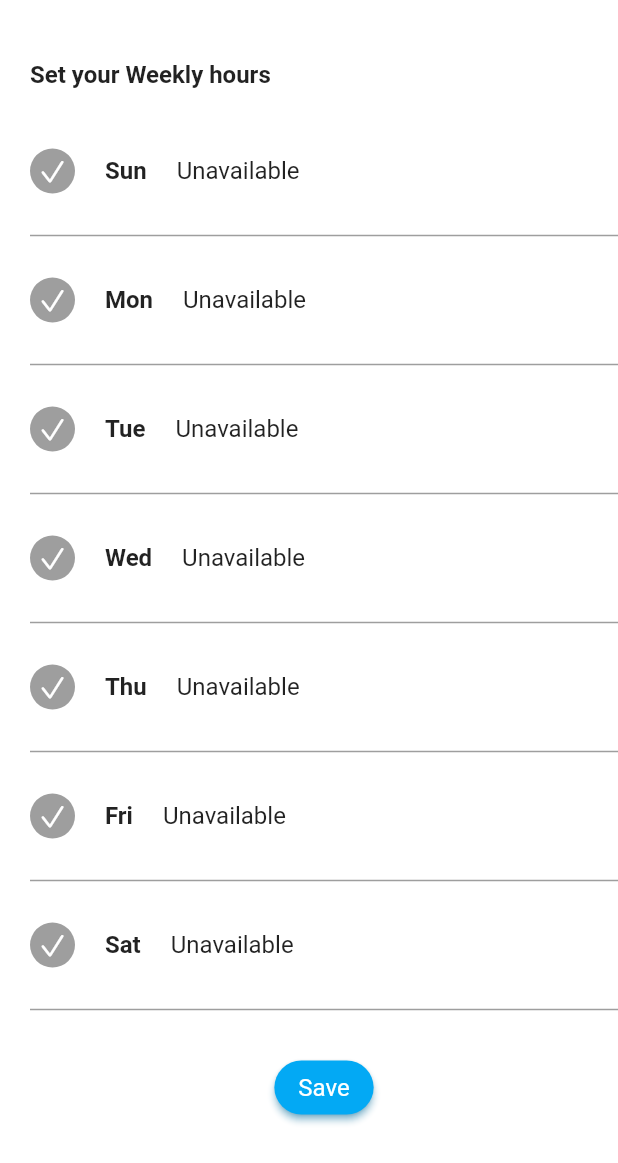
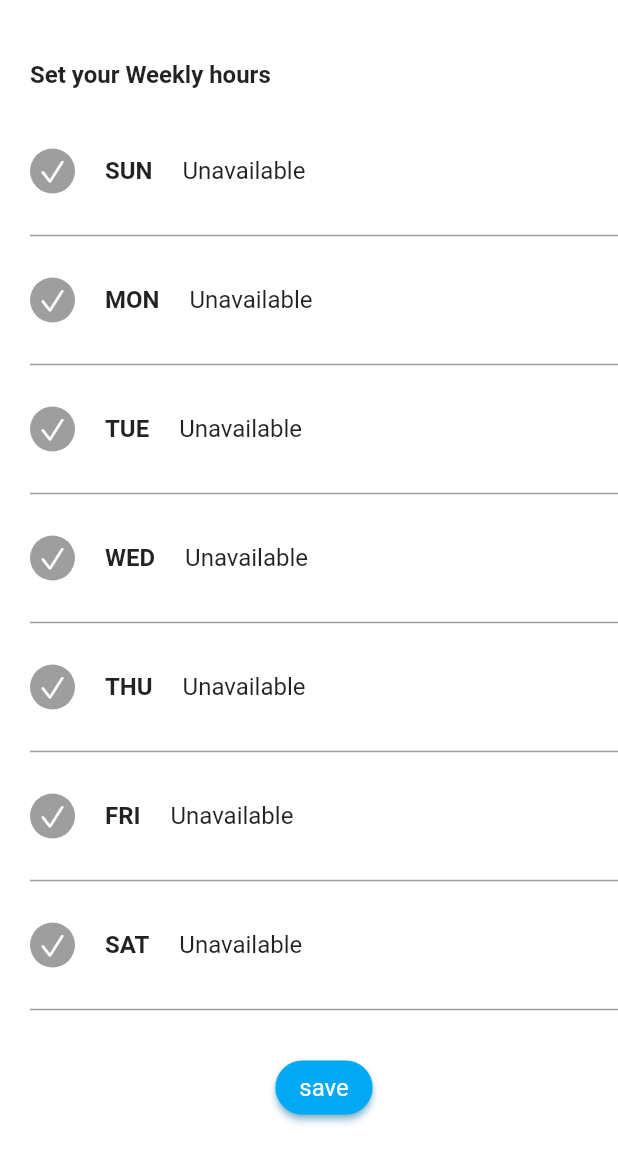
Before and after one commit to bhattkrutij/scheduler, a Flutter app: the screen it shows after launch, after a tap on "Add Schedule", on a phone screen of 412 x 824 dp. Shown: the top 1163 px of the screen. Run offline on Flutter 3.47's test engine with Material 2 defaults, Android fonts, the phone set to English and light mode, and no system bars; our stand-ins replace shared_preferences.

Commit message:
design changes

```diff
--- a/lib/screens/landing_page.dart
+++ b/lib/screens/landing_page.dart
@@ -1,6 +1,7 @@
 import 'package:flutter/cupertino.dart';
 import 'package:flutter/material.dart';
 import 'package:scheduler/screens/schedule_page.dart';
+import 'package:scheduler/utils/string_utils.dart';
 
 class LandingPage extends StatefulWidget {
   const LandingPage({super.key});
@@ -28,7 +29,7 @@ class _LandingPageState extends State<LandingPage> {
                 child: Text(textValue),
               ),
             ),
-            SizedBox(
+            const SizedBox(
               height: 20,
             ),
             ElevatedButton(
@@ -36,7 +37,7 @@ class _LandingPageState extends State<LandingPage> {
                   final result = await Navigator.push(
                     context,
                     MaterialPageRoute(
-                      builder: (context) => SchedulePage(),
+                      builder: (context) => const SchedulePage(),
                     ),
                   );
 
@@ -46,8 +47,9 @@ class _LandingPageState extends State<LandingPage> {
                     });
                   }
                 },
-                child:
-                    Text(textValue.isEmpty ? 'Add Schedule' : 'Edit Schedule'))
+                child: Text(textValue.isEmpty
+                    ? StringUtils.ADD_SCHEDULE
+                    : StringUtils.EDIT_SCHEDULE))
           ],
         ),
       ),
--- a/lib/screens/schedule_page.dart
+++ b/lib/screens/schedule_page.dart
@@ -1,9 +1,8 @@
 import 'dart:convert';
-import 'dart:ffi';
-
 import 'package:flutter/cupertino.dart';
 import 'package:flutter/material.dart';
 import 'package:scheduler/models/slot.dart';
+import 'package:scheduler/utils/string_utils.dart';
 import 'package:shared_preferences/shared_preferences.dart';
 
 class SchedulePage extends StatefulWidget {
@@ -14,22 +13,28 @@ class SchedulePage extends StatefulWidget {
 }
 
 class _SchedulePageState extends State<SchedulePage> {
-  List<String> days = ['Sun', 'Mon', 'Tue', 'Wed', 'Thu', 'Fri', 'Sat'];
+  List<String> days = [
+    StringUtils.SUN,
+    StringUtils.MON,
+    StringUtils.TUE,
+    StringUtils.WED,
+    StringUtils.THU,
+    StringUtils.FRI,
+    StringUtils.SAT
+  ];
   List<String> daysFullName = [
-    'Sunday',
-    'Monday',
-    'Tuesday',
-    'Wednesday',
-    'Thusday',
-    'Friday',
-    'Saturday'
+    StringUtils.SUNDAY,
+    StringUtils.MONDAY,
+    StringUtils.TUESDAY,
+    StringUtils.WEDNESDAY,
+    StringUtils.THURSDAY,
+    StringUtils.FRIDAY,
+    StringUtils.SATURDAY
   ];
   Set<String> selectedDays = Set<String>();
   SharedPreferences? prefs;
   List<Map<String, List<dynamic>>> selectedSlots = [];
-  List<Slot> slotsData = [];
   List<List> slots = List.generate(7, (_) => List.generate(3, (_) => false));
-  List<List> a = [];
   @override
   void initState() {
     // TODO: implement initState
@@ -40,7 +45,7 @@ class _SchedulePageState extends State<SchedulePage> {
   void intiSharedPref() async {
     prefs = await SharedPreferences.getInstance();
     selectedDays = getSelectedDaysPref();
-    slots = getSharedPrefSlots();
+    slots = getPrefSlots();
   }
 
   void setPrefSlots(List<Map<String, List<dynamic>>> data) {
@@ -49,12 +54,11 @@ class _SchedulePageState extends State<SchedulePage> {
     prefs?.setString('data', jsonData);
   }
 
-  List<List> getSharedPrefSlots() {
+  List<List> getPrefSlots() {
     List<List<dynamic>> slots = [];
     String savedJsonString = prefs?.getString('data') ?? "";
     List<dynamic> data = jsonDecode(savedJsonString);
-    List<bool> b = [];
-    List<List> sl = [];
+    List<List> temp = [];
     for (var dayMap in data) {
       print(dayMap);
 
@@ -63,41 +67,13 @@ class _SchedulePageState extends State<SchedulePage> {
         for (int i = 0; i < values.length; i++) {
           b.add(values[i]);
         }
-        sl.add(b);
+        temp.add(b);
       });
     }
-    print("sllll${sl}");
-    slots = sl;
+    print("sllll${temp}");
+    slots = temp;
     setState(() {});
     return slots;
-
-    // if (decodedData is List) {
-    //   List<Map<String, dynamic>> dataList = List.from(decodedData);
-    //   if (dataList is List<Map<String, List<bool>>>) {
-    //     List<Map<String, List<bool>>> data = [];
-    //     for (var item in dataList) {
-    //       if (item is Map<String, dynamic>) {
-    //         Map<String, dynamic> typedItem = item;
-    //         // Now, check if the value associated with the key is a List
-    //         if (typedItem.values.first is List) {
-    //           data.add({
-    //             typedItem.keys.first: List<bool>.from(typedItem.values.first)
-    //           });
-    //         }
-    //       }
-    //     }
-    //     selectedSlots = data;
-    //
-    //     print("selected days============================== ${selectedDays}");
-    //     print("Selectedslot============================== ${selectedSlots}");
-    //     setState(() {});
-    //     return data;
-    //   }
-    //   // Convert each item in the list to Map<String, List<bool>>
-    // } else {
-    //   // Handle the case when the data has an unexpected format
-    //   return [];
-    // }
   }
 
   void setSelectedDaysPref(Set<String> data) {
@@ -114,8 +90,6 @@ class _SchedulePageState extends State<SchedulePage> {
       print("get selected days in days method ${data}");
       return data;
     } else {
-      // Handle the case when the data is not found
-      print("get selected days in days method else");
       return Set<String>();
     }
   }
@@ -126,15 +100,15 @@ class _SchedulePageState extends State<SchedulePage> {
       child: Scaffold(
         backgroundColor: Colors.white,
         body: Container(
-          margin: EdgeInsets.only(left: 20, top: 20),
+          margin: const EdgeInsets.only(left: 20, top: 20),
           child: Column(
             crossAxisAlignment: CrossAxisAlignment.start,
             children: [
-              SizedBox(
+              const SizedBox(
                 height: 20,
               ),
-              Text(
-                "Set your Weekly hours",
+              const Text(
+                StringUtils.SET_HRS,
                 style: TextStyle(fontSize: 16, fontWeight: FontWeight.bold),
               ),
               SizedBox(
@@ -160,6 +134,10 @@ class _SchedulePageState extends State<SchedulePage> {
                                   setState(() {
                                     if (selectedDays.contains(days[index])) {
                                       selectedDays.remove(days[index]);
+                                      slots[index][0] = false;
+                                      slots[index][1] = false;
+                                      slots[index][2] = false;
+                                      setState(() {});
                                     } else {
                                       selectedDays.add(days[index]);
                                     }
@@ -172,36 +150,38 @@ class _SchedulePageState extends State<SchedulePage> {
                                           ? Colors.green
                                           : Colors.grey,
                                   child: Container(
-                                      padding: EdgeInsets.all(2),
-                                      child: Icon(
+                                      padding: const EdgeInsets.all(2),
+                                      child: const Icon(
                                         CupertinoIcons.check_mark,
                                         color: Colors.white,
                                         size: 20,
                                       )),
                                 ),
                               ),
-                              SizedBox(
+                              const SizedBox(
                                 width: 20,
                               ),
                               Text(
                                 days[index],
-                                style: TextStyle(
+                                style: const TextStyle(
                                     fontSize: 16, fontWeight: FontWeight.bold),
                               ),
-                              SizedBox(
+                              const SizedBox(
                                 width: 20,
                               ),
                               selectedDays.contains(days[index])
                                   ? Row(
                                       children: [
-                                        _buildSlotCheckbox(index, 0, 'Morning'),
                                         _buildSlotCheckbox(
-                                            index, 1, 'Afternoon'),
-                                        _buildSlotCheckbox(index, 2, 'Evening'),
+                                            index, 0, StringUtils.MORNING),
+                                        _buildSlotCheckbox(
+                                            index, 1, StringUtils.AFTERNOON),
+                                        _buildSlotCheckbox(
+                                            index, 2, StringUtils.EVENING),
                                       ],
                                     )
-                                  : Text(
-                                      "Unavailable",
+                                  : const Text(
+                                      StringUtils.UNAVAILABLE,
                                       style: TextStyle(
                                           fontWeight: FontWeight.normal,
                                           fontSize: 16),
@@ -209,7 +189,7 @@ class _SchedulePageState extends State<SchedulePage> {
                             ],
                           ),
                         ),
-                        Divider(
+                        const Divider(
                           color: Colors.grey,
                           thickness: 1,
                         )
@@ -218,12 +198,11 @@ class _SchedulePageState extends State<SchedulePage> {
                   },
                 ),
               ),
-              SizedBox(
+              const SizedBox(
                 height: 20,
               ),
               Center(
                 child: ElevatedButton(
-                  child: Text('Save'),
                   style: ElevatedButton.styleFrom(
                     primary: Colors.lightBlue,
                     // side: BorderSide(color: Colors.yellow, width: 5),
@@ -248,7 +227,7 @@ class _SchedulePageState extends State<SchedulePage> {
 
                     print("slots before pref ::${selectedSlots}");
                     setPrefSlots(selectedSlots);
-                    result = "Hi you are available in ";
+                    result = StringUtils.AVIALBLE_TEXT;
                     for (var dayMap in selectedSlots) {
                       print(dayMap);
 
@@ -259,23 +238,25 @@ class _SchedulePageState extends State<SchedulePage> {
                           bool isEvening = false;
                           if (values[0] && values[1] && values[2]) {
                             result += day;
-                            result += " whole day and";
+                            result += StringUtils.WHOLE_DAY;
                             break;
                           } else {
                             if (values[i]) {
                               result += day;
                               if (i == 0) {
-                                result += " Morning, ";
+                                result += StringUtils.MORNING;
                                 isMorning = true;
                               } else if (i == 1) {
-                                result += " Afternoon, ";
+                                result +=
+                                    StringUtils.AFTERNOON + StringUtils.COMMA;
                                 isAfterNoon = true;
                               } else if (i == 2) {
-                                result += " Evening, ";
+                                result +=
+                                    StringUtils.EVENING + StringUtils.COMMA;
                                 isEvening = true;
                               }
                               (values[i] == values.length - 1)
-                                  ? result += "and "
+                                  ? result += StringUtils.AND
                                   : ".";
                             }
                           }
@@ -285,6 +266,7 @@ class _SchedulePageState extends State<SchedulePage> {
                     print(result);
                     Navigator.pop(context, result);
                   },
+                  child: const Text(StringUtils.SAVE),
                 ),
               ),
             ],
--- a/lib/utils/string_utils.dart
+++ b/lib/utils/string_utils.dart
@@ -1 +1,28 @@
-class StringUtils {}
+class StringUtils {
+  static const String ADD_SCHEDULE = 'Add Schedule';
+  static const String EDIT_SCHEDULE = 'Edit Schedule';
+  static const String SUN = 'SUN';
+  static const String MON = 'MON';
+  static const String TUE = 'TUE';
+  static const String WED = 'WED';
+  static const String THU = 'THU';
+  static const String FRI = 'FRI';
+  static const String SAT = 'SAT';
+  static const String SUNDAY = 'Sunday';
+  static const String MONDAY = 'Monday';
+  static const String TUESDAY = 'Tuesday';
+  static const String WEDNESDAY = 'Wednesday';
+  static const String THURSDAY = 'Thusday';
+  static const String FRIDAY = 'Friday';
+  static const String SATURDAY = 'Saturday';
+  static const String SET_HRS = 'Set your Weekly hours';
+  static const String MORNING = 'Morning';
+  static const String AFTERNOON = 'Afternoon';
+  static const String EVENING = 'Evening';
+  static const String UNAVAILABLE = 'Unavailable';
+  static const String AVIALBLE_TEXT = 'Hi you are available in';
+  static const String WHOLE_DAY = ' whole day and';
+  static const String COMMA = ',';
+  static const String AND = 'and';
+  static const String SAVE = 'save';
+}
```
